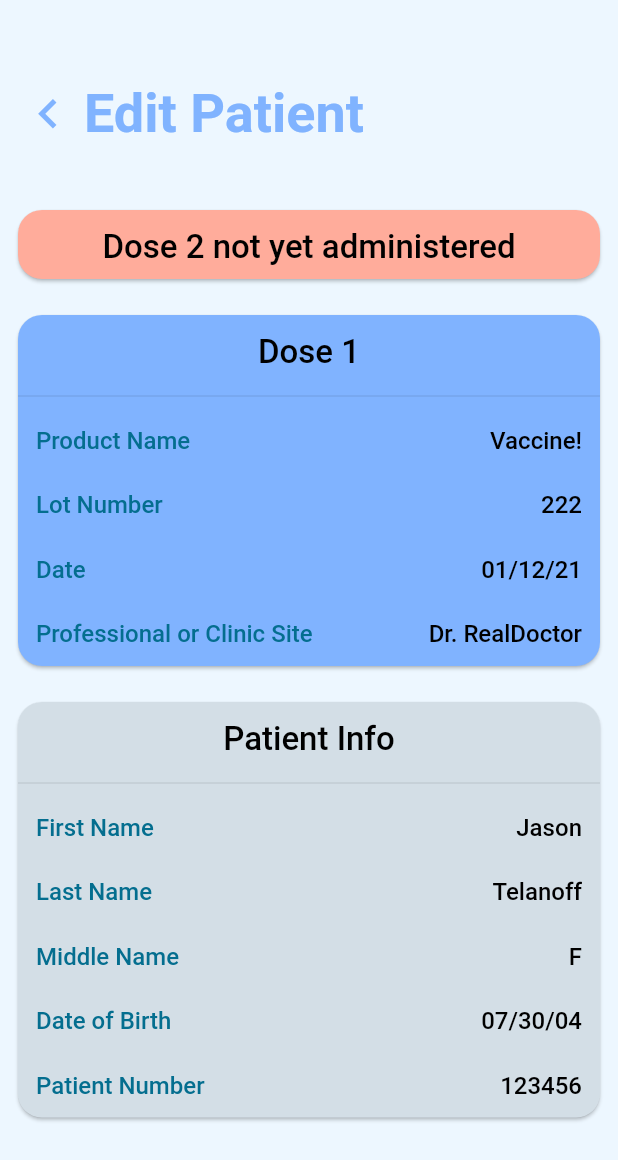
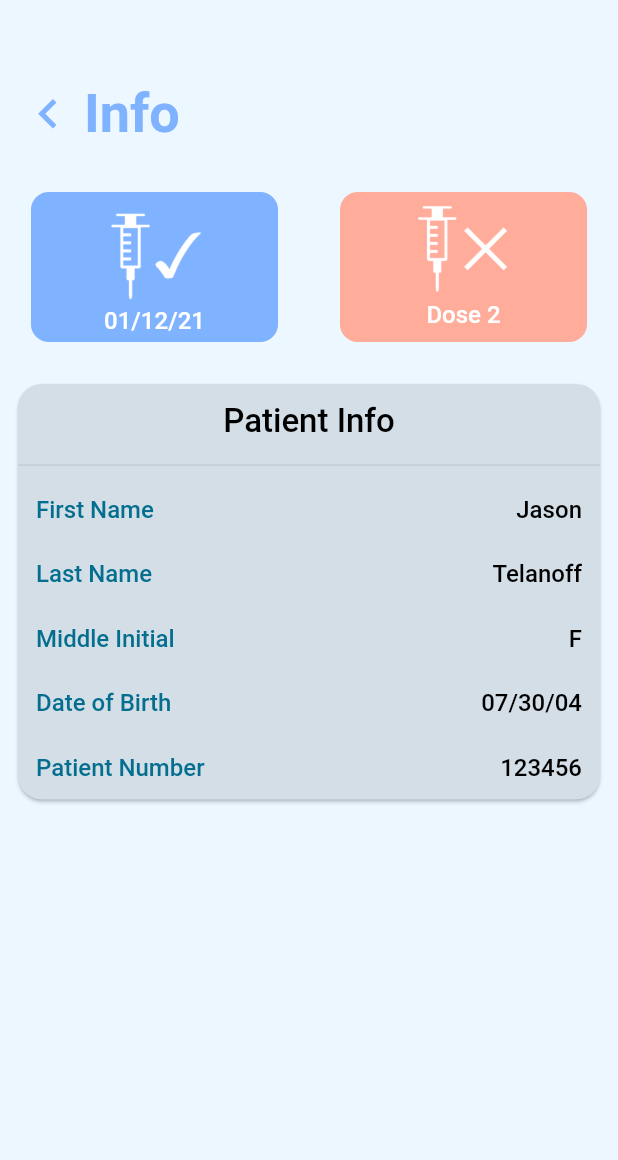
Before and after one commit to George-Hacks-Team-18/app, a Flutter app: the EditPatientInfoPage screen opened directly, on a phone screen of 412 x 824 dp. Shown: the top 1160 px of the screen. Run offline on Flutter 3.47's test engine with Material 2 defaults, Android fonts, the phone set to English and light mode, and no system bars.

Commit message:
did something

```diff
--- a/lib/main.dart
+++ b/lib/main.dart
@@ -17,7 +17,7 @@ class MyApp extends StatelessWidget {
       theme: ThemeData(
         primaryColor: AppTheme.primary,
       ),
-      home: LoginPage(),
+      home: DoctorLoginPage(),
     );
   }
 }
--- a/lib/pages/doctor/edit_patient_info_page.dart
+++ b/lib/pages/doctor/edit_patient_info_page.dart
@@ -2,74 +2,84 @@ import 'package:app/components/header.dart';
 import 'package:app/components/info_tile.dart';
 import 'package:app/components/section.dart';
 import 'package:app/components/themed_scaffold.dart';
+import 'package:app/components/themed_text.dart';
 import 'package:app/globals/app_theme.dart';
 import 'package:app/globals/patient_info.dart';
 import 'package:app/models/patient.dart';
+import 'package:app/pages/patient/dose_info_page.dart';
 import 'package:flutter/material.dart';
 
-class EditPatientInfoPage extends StatefulWidget {
-  @override
-  _EditPatientInfoPageState createState() => _EditPatientInfoPageState();
-}
-
-class _EditPatientInfoPageState extends State<EditPatientInfoPage> {
+class EditPatientInfoPage extends StatelessWidget {
   @override
   Widget build(BuildContext context) {
     return ThemedScaffold([
       Header(
-        'Edit Patient',
+        'Info',
         showBack: true,
       ),
       SliverList(
           delegate: SliverChildListDelegate([
-        Column(
+        Row(
+          mainAxisAlignment: MainAxisAlignment.spaceAround,
           children: List.generate(
             2,
             (i) {
-              if (patient.doses.length > 1 - i) {
-                Dose dose = patient.doses[1 - i];
+              if (patient.doses.length > i) {
+                Dose dose = patient.doses[i];
 
-                return Section(
-                  title: 'Dose ${2 - i}',
-                  children: [
-                    InfoTile(
-                      dose.productName,
-                      'Product Name',
-                      color: AppTheme.secondaryText,
+                return ClipRRect(
+                  borderRadius: BorderRadius.circular(12),
+                  child: Container(
+                    height: 100,
+                    width: MediaQuery.of(context).size.width * 0.4,
+                    child: TextButton(
+                      style: TextButton.styleFrom(
+                          backgroundColor: AppTheme.primary,
+                          padding: EdgeInsets.zero),
+                      onPressed: () => Navigator.push(
+                          context,
+                          MaterialPageRoute(
+                              builder: (c) => DoseInfoPage(i + 1, dose))),
+                      child: Column(
+                        mainAxisAlignment: MainAxisAlignment.center,
+                        children: [
+                          Image.asset(
+                            "assets/yesvaccineblank.png",
+                            height: 72,
+                          ),
+                          ThemedText(dose.date, color: AppTheme.buttonText)
+                        ],
+                      ),
                     ),
-                    InfoTile(
-                      dose.lotNumber,
-                      'Lot Number',
-                      color: AppTheme.secondaryText,
-                    ),
-                    InfoTile(
-                      dose.date,
-                      'Date',
-                      color: AppTheme.secondaryText,
-                    ),
-                    InfoTile(
-                      dose.professionalOrClinic,
-                      'Professional or Clinic Site',
-                      color: AppTheme.secondaryText,
-                    ),
-                  ],
+                  ),
                 );
               } else {
-                return Section(
-                  title: 'Dose ${2 - i} not yet administered',
-                  color: Color(0xFFFFAC9B),
+                return ClipRRect(
+                  borderRadius: BorderRadius.circular(12),
+                  child: Container(
+                    height: 100,
+                    width: MediaQuery.of(context).size.width * 0.4,
+                    color: AppTheme.red,
+                    child: Column(
+                      children: [
+                        Image.asset("assets/novaccineblank.png", height: 72),
+                        ThemedText("Dose ${i + 1}", color: AppTheme.buttonText)
+                      ],
+                    ),
+                  ),
                 );
               }
             },
           ),
         ),
+        SizedBox(height: 16),
         Section(
           title: 'Patient Info',
           color: AppTheme.lightGray,
           children: [
             InfoTile(patient.firstName, 'First Name'),
             InfoTile(patient.lastName, 'Last Name'),
-            InfoTile(patient.middleName, 'Middle Name'),
+            InfoTile(patient.middleName, 'Middle Initial'),
             InfoTile(patient.dateOfBirth, 'Date of Birth'),
             InfoTile(patient.patientNumber, 'Patient Number'),
           ],
```
